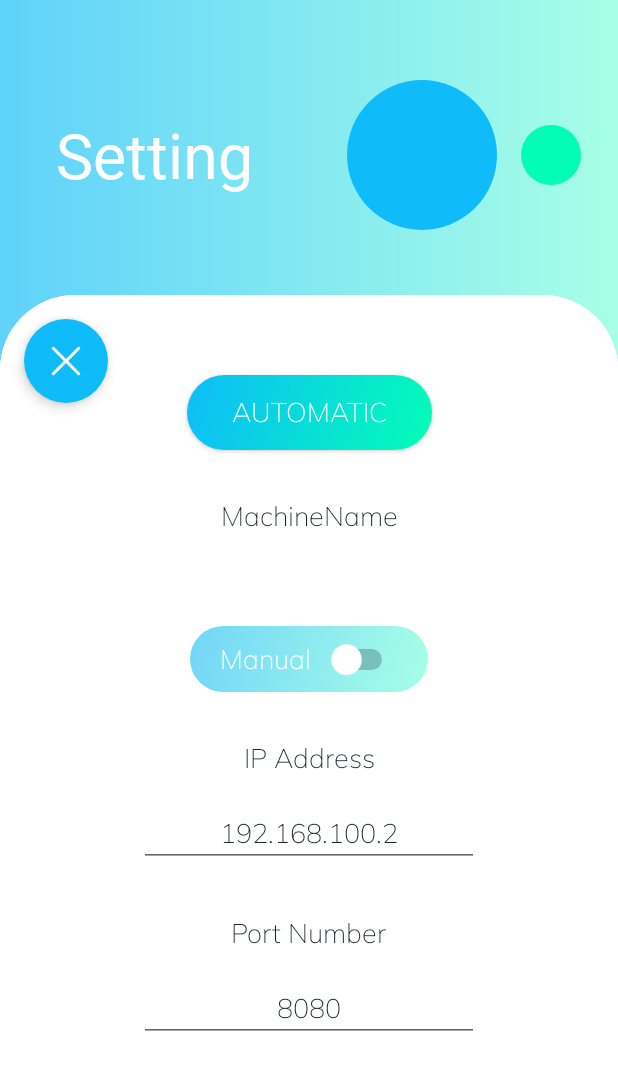
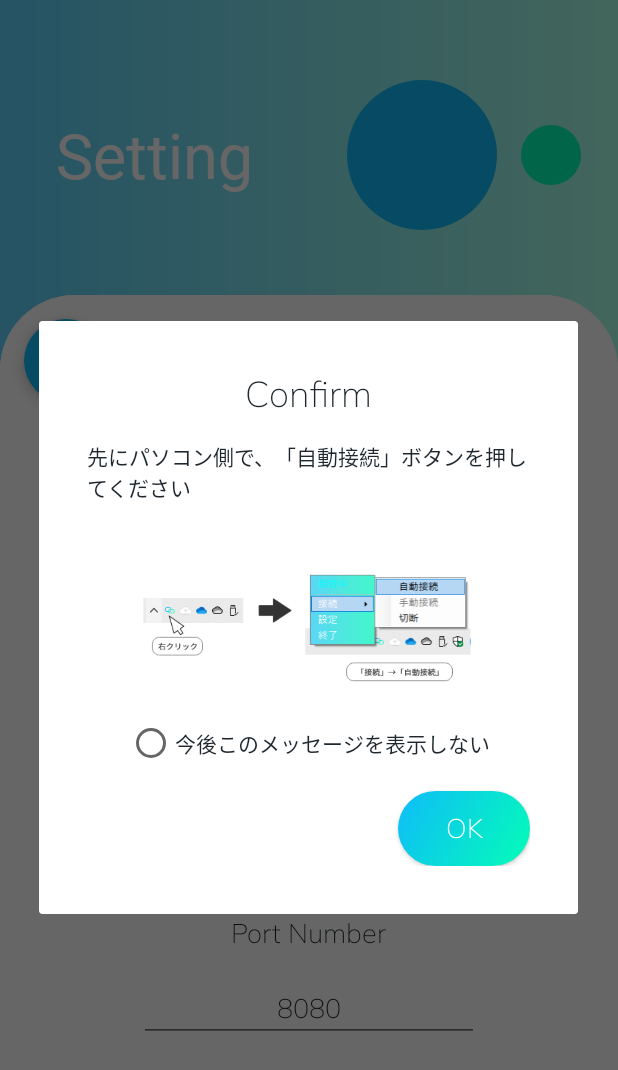
Before and after one commit to namid11/Sync, an Android app: the SettingMenuActivity screen opened directly, with no data from a screen before it, after a tap on "AUTOMATIC", on a phone screen of 412 x 824 dp. Shown: the top 1070 px of the screen. Run offline under Robolectric (Android 15) with nearby library versions, the phone set to English and light mode, and no system bars; Roboto replaces fonts that are not available here; 2 other taps on this screen came first.

Commit message:
add alert-dialog

```diff
--- a/Sync Android/app/src/main/java/com/example/sync/SettingMenuActivity.kt
+++ b/Sync Android/app/src/main/java/com/example/sync/SettingMenuActivity.kt
@@ -11,6 +11,7 @@ import android.view.ViewGroup
 import android.view.animation.AccelerateInterpolator
 import android.view.animation.DecelerateInterpolator
 import android.widget.*
+import androidx.appcompat.app.AlertDialog
 import androidx.browser.customtabs.CustomTabsIntent
 import androidx.constraintlayout.widget.ConstraintLayout
 import androidx.core.view.ViewCompat
@@ -67,6 +68,9 @@ class SettingMenuActivity : AppCompatActivity() {
                     focusLayout = FOCUSLAYOUT.MENU
                     return false
                 }
+                else -> {
+
+                }
             }
         }
         return super.onKeyDown(keyCode, event)
@@ -89,6 +93,17 @@ class SettingMenuActivity : AppCompatActivity() {
         // 自動接続ボタンイベント
         val autoConnectingButton: Button = parentView.findViewById(R.id.auto_connect_button)
         autoConnectingButton.setOnClickListener {
+            val dialogView = layoutInflater.inflate(R.layout.dialog_auto_connection, null)
+            val dialogBuilder = AlertDialog.Builder(this).apply {
+                setView(dialogView)
+                setIcon(R.mipmap.ic_launcher)
+                setCancelable(true)
+            }
+            val alertDialog = dialogBuilder.show()
+            dialogView.findViewById<Button>(R.id.dialog_auto_connection_ok_button).setOnClickListener {
+                alertDialog.dismiss()
+            }
+
             val handler = Handler()
             // ブロードキャストConnect
             sharedPref.edit().putInt("port", 8080).apply()
--- /dev/null
+++ b/Sync Android/app/src/main/res/font/noto_sans.xml
@@ -0,0 +1,7 @@
+<?xml version="1.0" encoding="utf-8"?>
+<font-family xmlns:app="http://schemas.android.com/apk/res-auto"
+        app:fontProviderAuthority="com.google.android.gms.fonts"
+        app:fontProviderPackage="com.google.android.gms"
+        app:fontProviderQuery="Noto Sans"
+        app:fontProviderCerts="@array/com_google_android_gms_fonts_certs">
+</font-family>
--- /dev/null
+++ b/Sync Android/app/src/main/res/layout/dialog_auto_connection.xml
@@ -0,0 +1,72 @@
+<?xml version="1.0" encoding="utf-8"?>
+<androidx.constraintlayout.widget.ConstraintLayout xmlns:android="http://schemas.android.com/apk/res/android"
+    xmlns:app="http://schemas.android.com/apk/res-auto"
+    xmlns:tools="http://schemas.android.com/tools"
+    android:layout_width="match_parent"
+    android:layout_height="wrap_content"
+    android:padding="32dp">
+
+    <ImageView
+        android:id="@+id/imageView"
+        android:layout_width="0dp"
+        android:layout_height="wrap_content"
+        android:layout_marginStart="16dp"
+        android:layout_marginTop="32dp"
+        android:layout_marginEnd="16dp"
+        android:adjustViewBounds="true"
+        android:background="#FFFFFF"
+        android:scaleType="fitStart"
+        app:layout_constraintEnd_toEndOf="parent"
+        app:layout_constraintHorizontal_bias="0.0"
+        app:layout_constraintStart_toStartOf="parent"
+        app:layout_constraintTop_toBottomOf="@+id/textView9"
+        app:srcCompat="@drawable/img_reference_auto_connection" />
+
+    <TextView
+        android:id="@+id/textView8"
+        style="@style/TextViewTheme"
+        android:layout_width="wrap_content"
+        android:layout_height="wrap_content"
+        android:text="@string/confirm"
+        android:textSize="24sp"
+        app:layout_constraintEnd_toEndOf="parent"
+        app:layout_constraintStart_toStartOf="parent"
+        app:layout_constraintTop_toTopOf="parent" />
+
+    <TextView
+        android:id="@+id/textView9"
+        style="@style/TextViewTheme"
+        android:layout_width="0dp"
+        android:layout_height="wrap_content"
+        android:layout_marginTop="16dp"
+        android:fontFamily="@font/noto_sans"
+        android:text="@string/message_auto_connction"
+        android:textColor="@color/colorPrimaryDark"
+        android:textSize="14sp"
+        app:layout_constraintEnd_toEndOf="parent"
+        app:layout_constraintStart_toStartOf="parent"
+        app:layout_constraintTop_toBottomOf="@+id/textView8" />
+
+    <Button
+        android:id="@+id/dialog_auto_connection_ok_button"
+        style="@style/ButtonTheme"
+        android:layout_width="wrap_content"
+        android:layout_height="wrap_content"
+        android:layout_marginTop="16dp"
+        android:text="@android:string/ok"
+        app:layout_constraintEnd_toEndOf="parent"
+        app:layout_constraintTop_toBottomOf="@+id/radioButton" />
+
+    <RadioButton
+        android:id="@+id/radioButton"
+        android:layout_width="wrap_content"
+        android:layout_height="wrap_content"
+        android:layout_marginTop="16dp"
+        android:fontFamily="@font/noto_sans"
+        android:text="@string/disable_message_again"
+        android:textColor="@color/colorPrimaryDark"
+        app:layout_constraintEnd_toEndOf="parent"
+        app:layout_constraintStart_toStartOf="parent"
+        app:layout_constraintTop_toBottomOf="@+id/imageView" />
+
+</androidx.constraintlayout.widget.ConstraintLayout>
--- a/Sync Android/app/src/main/res/values/preloaded_fonts.xml
+++ b/Sync Android/app/src/main/res/values/preloaded_fonts.xml
@@ -4,5 +4,6 @@
         <item>@font/baloo</item>
         <item>@font/baloo_bhai</item>
         <item>@font/muli_extralight</item>
+        <item>@font/noto_sans</item>
     </array>
 </resources>
--- a/Sync Android/app/src/main/res/values/strings.xml
+++ b/Sync Android/app/src/main/res/values/strings.xml
@@ -5,4 +5,7 @@
     <string name="trackpad">Trackpad</string>
     <string name="home">Home</string>
     <string name="ip_address">IP Address</string>
+    <string name="confirm">Confirm</string>
+    <string name="message_auto_connction">先にパソコン側で、「自動接続」ボタンを押してください</string>
+    <string name="disable_message_again">今後このメッセージを表示しない</string>
 </resources>
```
Also changed, not shown: Sync Android/app/src/main/res/drawable/img_reference_auto_connection.png (added).
